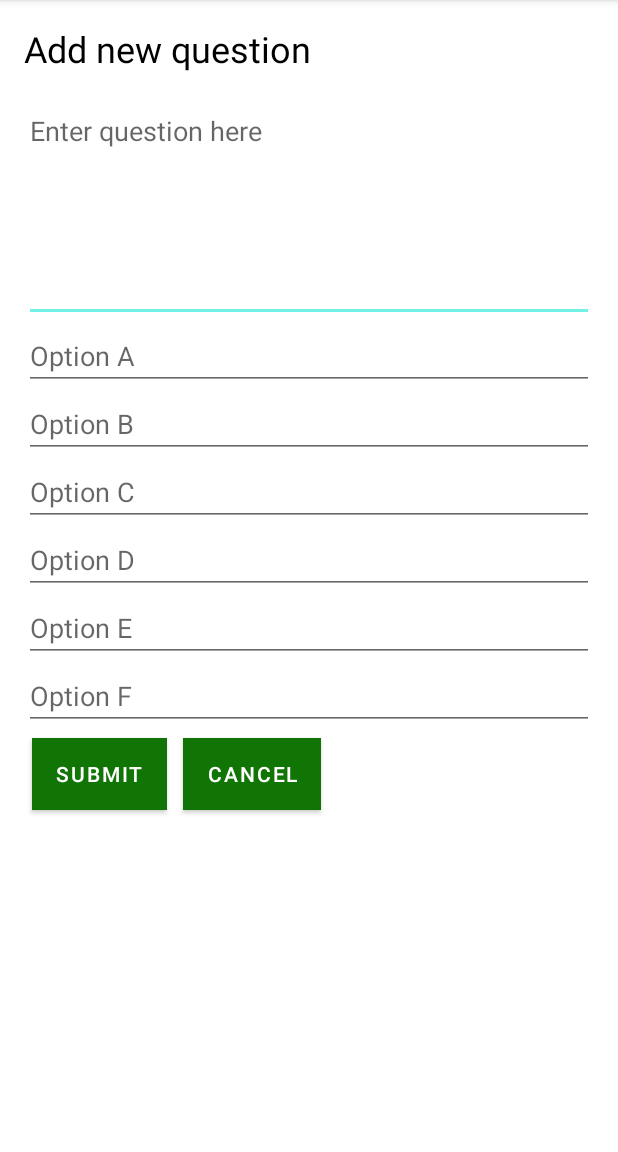
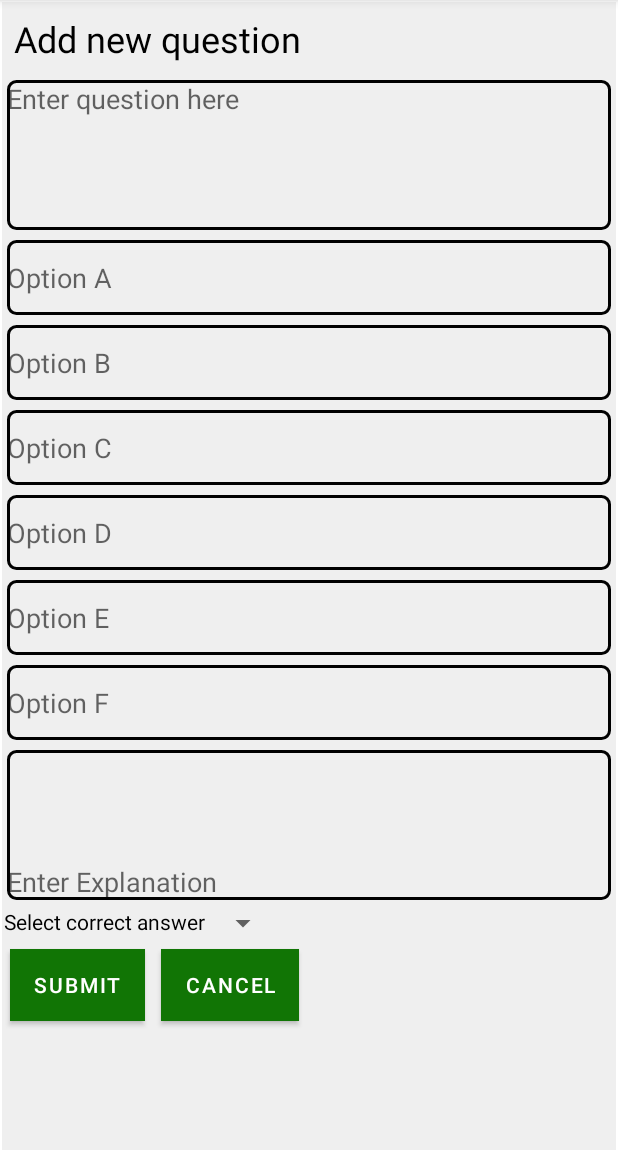
Before and after one commit to alvydass/JavaCertify, an Android app: the AddQuestion screen opened directly, with no data from a screen before it, on a phone screen of 412 x 824 dp, the part 84-1236 px from its top. Run offline under Robolectric (Android 15) with nearby library versions, the phone set to English and light mode, and no system bars.

Commit message:
Add question logic.

```diff
--- a/app/build.gradle
+++ b/app/build.gradle
@@ -23,8 +23,8 @@ android {
         }
     }
     compileOptions {
-        sourceCompatibility JavaVersion.VERSION_1_8
-        targetCompatibility JavaVersion.VERSION_1_8
+        sourceCompatibility JavaVersion.VERSION_1_9
+        targetCompatibility JavaVersion.VERSION_1_9
     }
 }
 
--- a/app/src/main/java/com/smarty/javacertify/QuizDbHelper.java
+++ b/app/src/main/java/com/smarty/javacertify/QuizDbHelper.java
@@ -125,4 +125,8 @@ public class QuizDbHelper extends SQLiteOpenHelper {
         c.close();
         return questionList;
     }
+
+    public void saveQuestion(Question question) {
+        addQuestion(question);
+    }
 }
--- /dev/null
+++ b/app/src/main/res/drawable/edit_text_border.xml
@@ -0,0 +1,15 @@
+<shape
+    xmlns:android="http://schemas.android.com/apk/res/android"
+    android:shape="rectangle">
+    <solid
+        android:color="@android:color/transparent"/>
+
+    <corners
+        android:bottomRightRadius="5dp"
+        android:bottomLeftRadius="5dp"
+        android:topLeftRadius="5dp"
+        android:topRightRadius="5dp"/>
+    <stroke
+        android:color="#000000"
+        android:width="2dp"/>
+</shape>
--- a/app/src/main/res/layout/activity_add_question.xml
+++ b/app/src/main/res/layout/activity_add_question.xml
@@ -2,8 +2,9 @@
 <LinearLayout xmlns:android="http://schemas.android.com/apk/res/android"
     android:orientation="vertical"
     android:layout_width="match_parent"
-    android:layout_height="wrap_content"
-    android:layout_margin="16dp">
+    android:layout_height="match_parent"
+    android:layout_margin="1dp"
+    android:background="#EFEFEF">
 
     <TextView
         android:layout_width="wrap_content"
@@ -11,64 +12,102 @@
         android:text="Add new question"
         android:textSize="24sp"
         android:textColor="@color/black"
-        android:layout_marginBottom="16dp"/>
+        android:layout_margin="8dp"/>
 
 
     <EditText
         android:id="@+id/question_input_text"
         android:layout_width="match_parent"
         android:hint="Enter question here"
-        android:layout_height="150dp"
+        android:layout_height="100dp"
         android:inputType="text|textMultiLine"
-        android:gravity="top"/>
+        android:gravity="top"
+        android:background="@drawable/edit_text_border"
+        android:layout_margin="3dp"/>
 
     <EditText
         android:layout_width="match_parent"
-        android:layout_height="wrap_content"
+        android:layout_height="50dp"
         android:hint="Option A"
         android:inputType="text"
         android:imeOptions="actionNext"
-        android:id="@+id/option_a"/>
+        android:id="@+id/option_a"
+        android:background="@drawable/edit_text_border"
+        android:layout_margin="3dp"/>
 
     <EditText
         android:layout_width="match_parent"
-        android:layout_height="wrap_content"
+        android:layout_height="50dp"
         android:hint="Option B"
-        android:inputType="number"
         android:imeOptions="actionNext"
-        android:id="@+id/option_b"/>
+        android:id="@+id/option_b"
+        android:background="@drawable/edit_text_border"
+        android:layout_margin="3dp"/>
 
     <EditText
         android:layout_width="match_parent"
-        android:layout_height="wrap_content"
+        android:layout_height="50dp"
         android:hint="Option C"
-        android:inputType="number"
         android:imeOptions="actionNext"
-        android:id="@+id/option_c"/>
+        android:id="@+id/option_c"
+        android:background="@drawable/edit_text_border"
+        android:layout_margin="3dp"/>
 
     <EditText
         android:layout_width="match_parent"
-        android:layout_height="wrap_content"
+        android:layout_height="50dp"
         android:hint="Option D"
-        android:inputType="number"
         android:imeOptions="actionNext"
-        android:id="@+id/option_d"/>
+        android:id="@+id/option_d"
+        android:background="@drawable/edit_text_border"
+        android:layout_margin="3dp"/>
 
     <EditText
         android:layout_width="match_parent"
-        android:layout_height="wrap_content"
+        android:layout_height="50dp"
         android:hint="Option E"
-        android:inputType="number"
         android:imeOptions="actionNext"
-        android:id="@+id/option_e"/>
+        android:id="@+id/option_e"
+        android:background="@drawable/edit_text_border"
+        android:layout_margin="3dp"/>
 
     <EditText
         android:layout_width="match_parent"
-        android:layout_height="wrap_content"
+        android:layout_height="50dp"
         android:hint="Option F"
-        android:inputType="number"
         android:imeOptions="actionNext"
-        android:id="@+id/option_f"/>
+        android:id="@+id/option_f"
+        android:background="@drawable/edit_text_border"
+        android:layout_margin="3dp"/>
+
+    <EditText
+        android:id="@+id/question_explanation"
+        android:layout_width="match_parent"
+        android:hint="Enter Explanation"
+        android:layout_height="100dp"
+        android:inputType="text|textMultiLine"
+        android:gravity="bottom"
+        android:background="@drawable/edit_text_border"
+        android:layout_margin="3dp"/>
+
+    <LinearLayout
+        android:layout_width="wrap_content"
+        android:layout_height="wrap_content">
+
+        <TextView
+            android:id="@+id/shit"
+            android:layout_width="wrap_content"
+            android:layout_height="wrap_content"
+            android:layout_margin="1dp"
+            android:text="Select correct answer"
+            android:textColor="@color/black"
+            />
+
+        <Spinner
+            android:id="@+id/spinneris"
+            android:layout_width="wrap_content"
+            android:layout_height="wrap_content" />
+    </LinearLayout>
 
     <LinearLayout
         android:layout_width="match_parent"
```
Also changed, not shown: app/src/main/java/com/smarty/javacertify/MainActivity.java (+43 -2 lines), app/src/main/res/values/strings.xml (+8 -0 lines).
